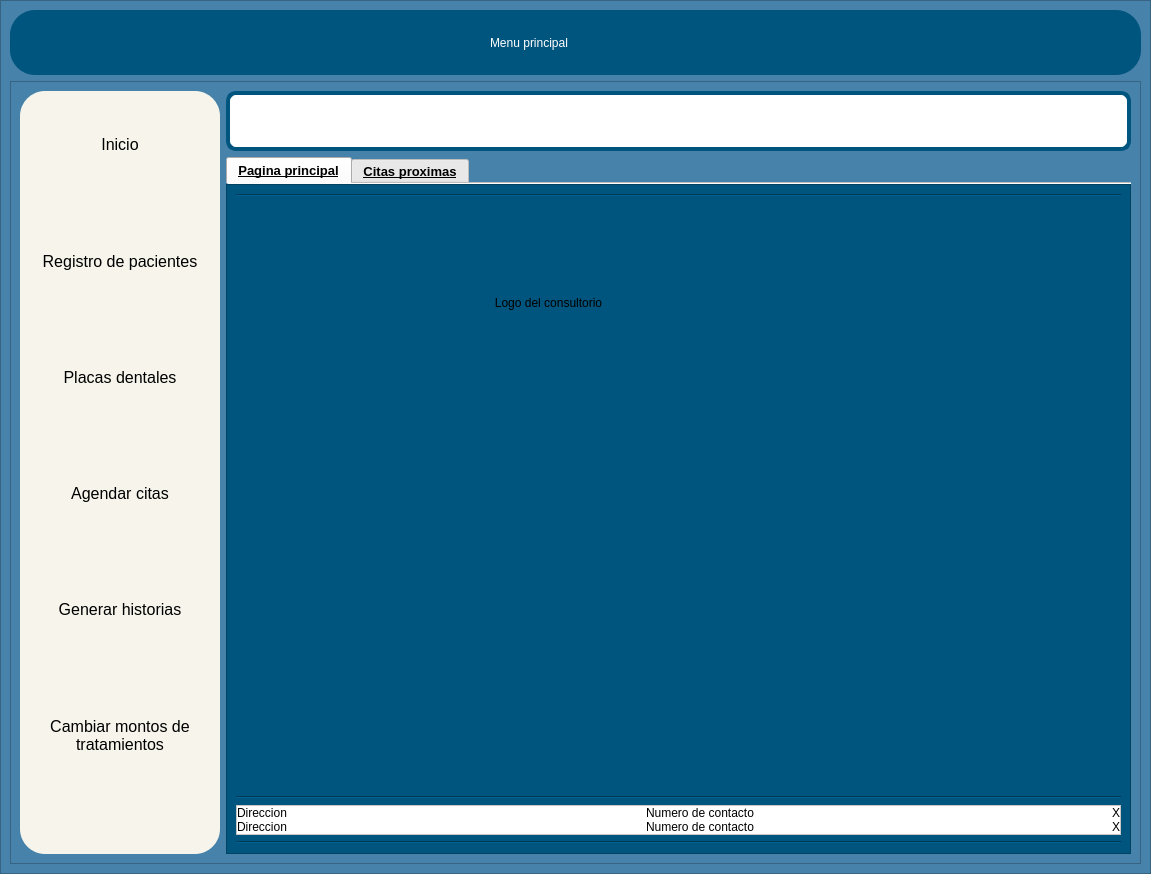
The window that interfaces/menu.ui (Reinaldito04/App-Consultas-y-Historias-Medicas) describes before a commit, drawn with Qt 5.
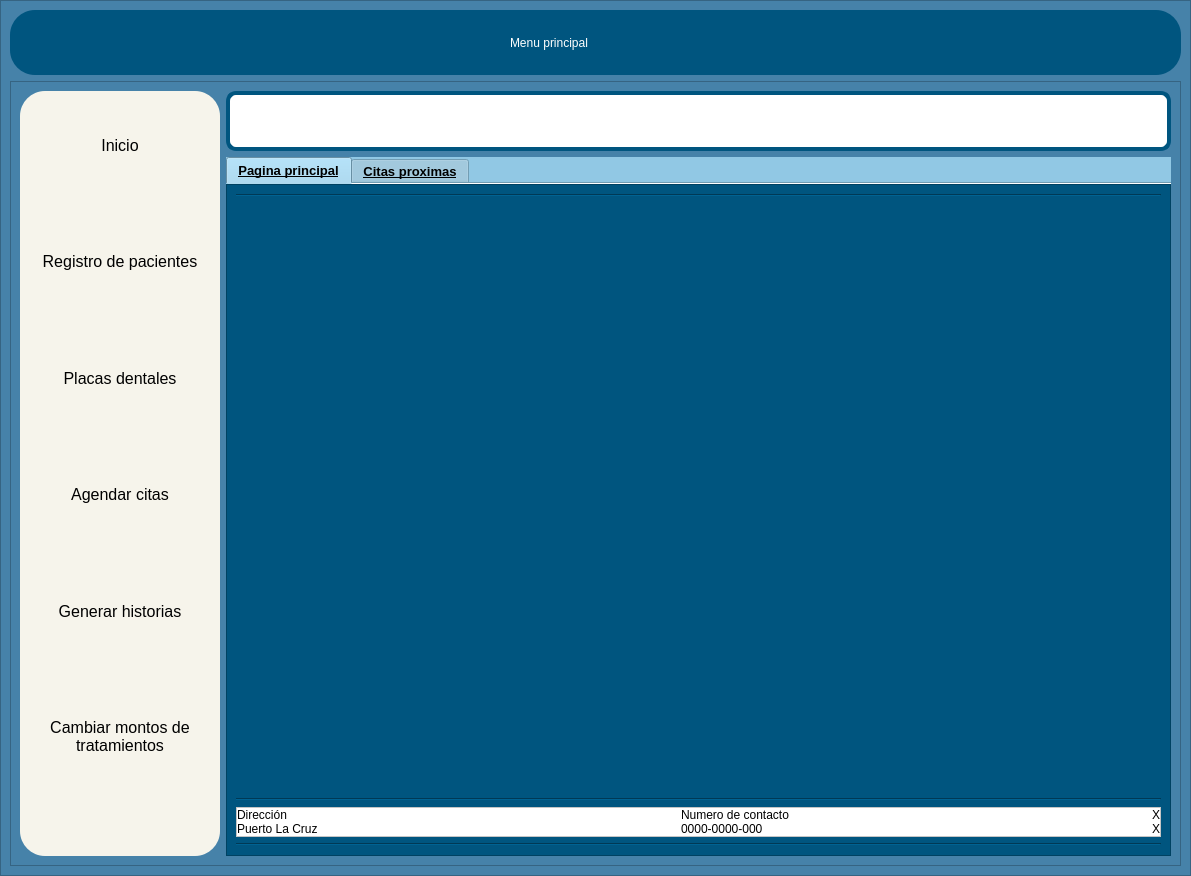
The same window after the commit. The open tabs and pages were chosen to show the change. Icons and pictures are not drawn.

Commit message: Cambios en interfaz main

What changed in the file:
```diff
--- a/interfaces/menu.ui
+++ b/interfaces/menu.ui
@@ -6,8 +6,8 @@
    <rect>
     <x>0</x>
     <y>0</y>
-    <width>1151</width>
-    <height>874</height>
+    <width>1191</width>
+    <height>876</height>
    </rect>
   </property>
   <property name="windowTitle">
@@ -861,6 +861,9 @@
               <property name="autoFillBackground">
                <bool>false</bool>
               </property>
+              <property name="styleSheet">
+               <string notr="true">background-color:rgb(145, 200, 228);</string>
+              </property>
               <property name="tabPosition">
                <enum>QTabWidget::North</enum>
               </property>
@@ -936,16 +939,31 @@
                      </property>
                      <property name="maximumSize">
                       <size>
-                       <width>625</width>
-                       <height>200</height>
+                       <width>1000</width>
+                       <height>500</height>
                       </size>
                      </property>
+                     <property name="styleSheet">
+                      <string notr="true">QLabel:hover{
+	border:2px solid rgb(145, 200, 228);
+	border-radius:100%;
+}</string>
+                     </property>
                      <property name="text">
-                      <string>Logo del consultorio</string>
+                      <string/>
+                     </property>
+                     <property name="pixmap">
+                      <pixmap>ELEMENTOS GRAFICOS/_b42554de-1e95-47e5-b3fe-abc4cd3e47b5-removebg-preview.png</pixmap>
+                     </property>
+                     <property name="scaledContents">
+                      <bool>true</bool>
                      </property>
                      <property name="alignment">
                       <set>Qt::AlignCenter</set>
                      </property>
+                     <property name="wordWrap">
+                      <bool>false</bool>
+                     </property>
                     </widget>
                    </item>
                    <item>
@@ -956,7 +974,7 @@
                      <property name="sizeHint" stdset="0">
                       <size>
                        <width>20</width>
-                       <height>213</height>
+                       <height>50</height>
                       </size>
                      </property>
                     </spacer>
@@ -1004,14 +1022,14 @@
                           <item>
                            <widget class="QLabel" name="label_4">
                             <property name="text">
-                             <string>Direccion</string>
+                             <string>Dirección</string>
                             </property>
                            </widget>
                           </item>
                           <item>
                            <widget class="QLabel" name="label_12">
                             <property name="text">
-                             <string>Direccion</string>
+                             <string>Puerto La Cruz</string>
                             </property>
                            </widget>
                           </item>
@@ -1042,7 +1060,7 @@
                           <item>
                            <widget class="QLabel" name="label_13">
                             <property name="text">
-                             <string>Numero de contacto</string>
+                             <string>0000-0000-000</string>
                             </property>
                            </widget>
                           </item>
```
Left out of the diff: 21 changed lines with no effect on the pictures. The commit also changes 4 other files.
